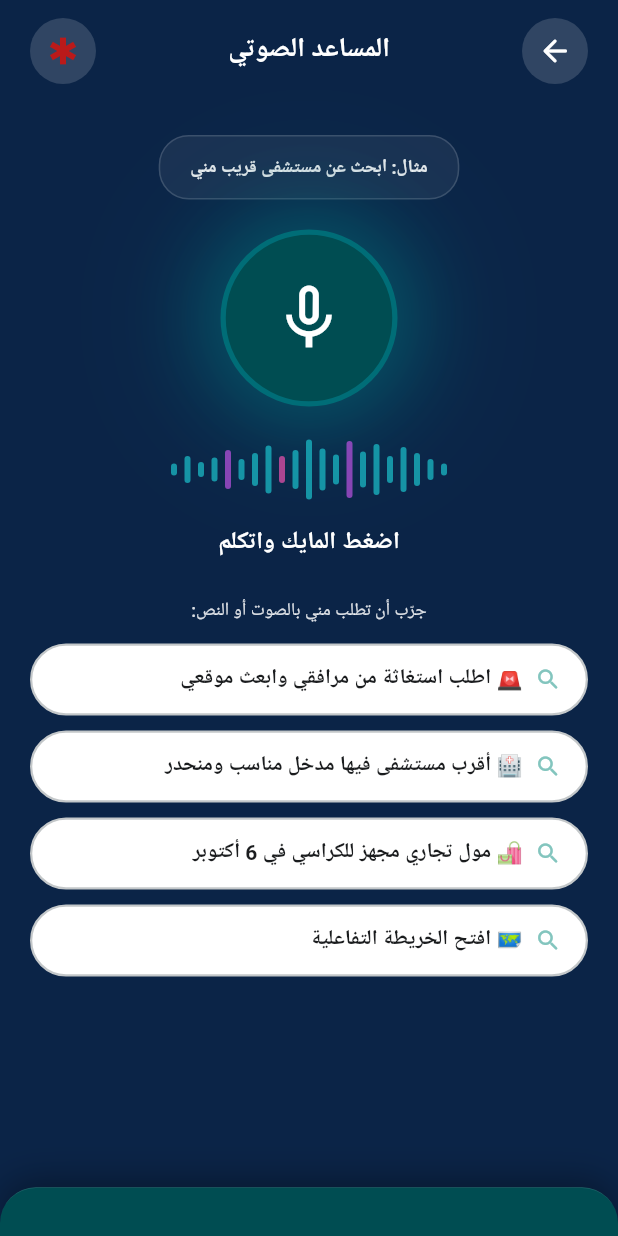
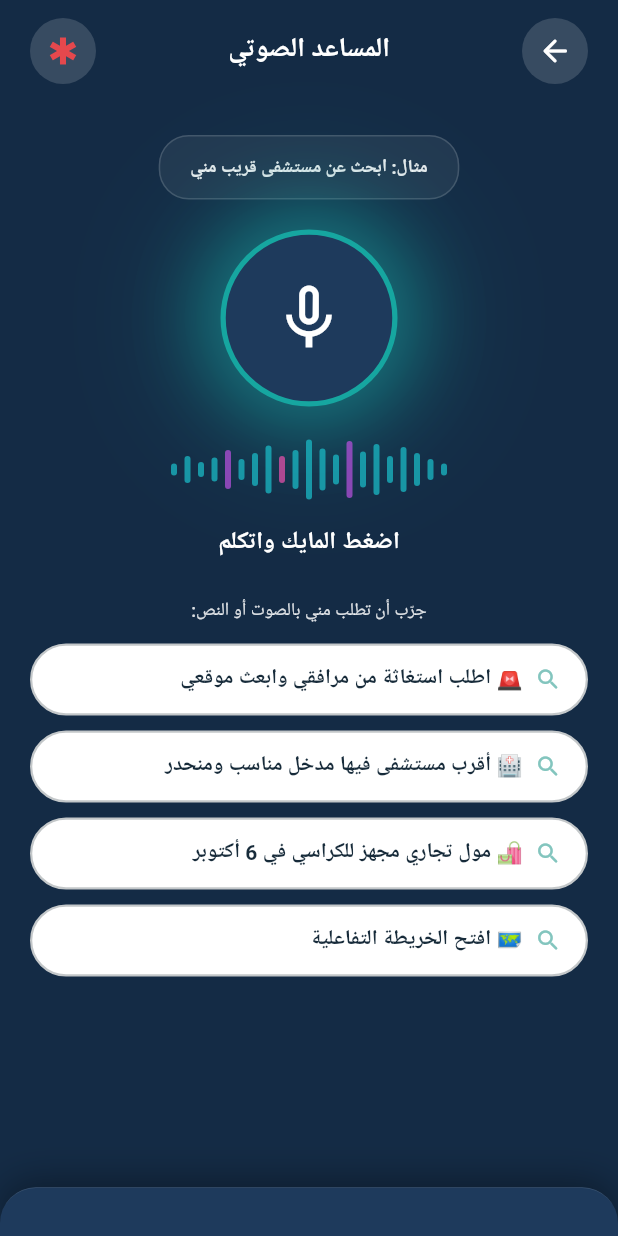
Before and after one commit to Abdulrahman-Mady/ONEWAY, a Flutter app: the VoiceAssistantInterfaceWidget screen opened by its route, on a phone screen of 412 x 824 dp. Run offline on Flutter 3.47's test engine with Material 3 defaults, Android fonts, the phone set to English and light mode, and no system bars; our stand-ins replace auto_size_text, cached_network_image, cloud_firestore, cloud_functions, connectivity_plus, dropdown_button2 and 25 more; missing offline and left inert: json_path, pointer_interceptor; accounts and stored records are empty; Roboto replaces fonts that are missing (Cairo).

Commit message:
theme: align color tokens to ONEWAY design-system spec
Primary teal #16A6A0, navy #142B45, background #F6F8FA,
text #172B3A/#687887, success #16A36A, warning #F59E0B,
error #E5484D. Cairo font already in use.

```diff
--- a/lib/flutter_flow/flutter_flow_theme.dart
+++ b/lib/flutter_flow/flutter_flow_theme.dart
@@ -214,9 +214,9 @@ class LightModeTheme extends FlutterFlowTheme {
   Color get tertiaryColor => tertiary;
 
   // Core Brand Colors - Modern Teal/Blue palette
-  late Color primary = const Color(0xFF006D77);       // Deep teal
+  late Color primary = const Color(0xFF16A6A0);       // Spec secondary teal
   late Color primaryLight = const Color(0xFF0096A3);  // Bright teal
-  late Color primaryDark = const Color(0xFF004D52);   // Dark teal
+  late Color primaryDark = const Color(0xFF0E7C77);   // Dark teal
   late Color secondary = const Color(0xFF83C5BE);     // Soft mint
   late Color secondaryLight = const Color(0xFFEDF6F9); // Very light mint
   late Color secondaryDark = const Color(0xFF52A39B); // Medium teal
@@ -224,10 +224,10 @@ class LightModeTheme extends FlutterFlowTheme {
   late Color tertiaryLight = const Color(0xFFFFD98A); // Light amber
   late Color tertiaryDark = const Color(0xFFE67E22);  // Dark amber
 
-  // ONEWAY redesign - deep navy dusk palette
-  late Color navy = const Color(0xFF0B2447);          // Deep navy (hero backgrounds)
-  late Color navyLight = const Color(0xFF143C6B);     // Lighter navy (cards on navy)
-  late Color navyDark = const Color(0xFF071A33);      // Darkest navy (vignettes)
+  // ONEWAY design-system spec palette
+  late Color navy = const Color(0xFF142B45);          // Spec primary navy
+  late Color navyLight = const Color(0xFF1E3A5C);     // Lighter navy (cards on navy)
+  late Color navyDark = const Color(0xFF0C1B2E);      // Darkest navy (vignettes)
   late Color gold = const Color(0xFFFFC24D);          // Sun gold accent
 
   // Surface Colors
@@ -236,8 +236,8 @@ class LightModeTheme extends FlutterFlowTheme {
   late Color surfaceContainer = const Color(0xFFE8EDEE);
   late Color surfaceContainerHigh = const Color(0xFFDEE3E4);
   late Color surfaceContainerHighest = const Color(0xFFD4D9DA);
-  late Color background = const Color(0xFFFAFCFC);
-  late Color onBackground = const Color(0xFF1A1C1E);
+  late Color background = const Color(0xFFF6F8FA);
+  late Color onBackground = const Color(0xFF172B3A);
 
   // Text Colors
   late Color onPrimary = const Color(0xFFFFFFFF);
@@ -246,25 +246,25 @@ class LightModeTheme extends FlutterFlowTheme {
   late Color onSecondaryContainer = const Color(0xFF002023);
   late Color onSurface = const Color(0xFF1A1C1E);
   late Color onSurfaceVariant = const Color(0xFF424748);
-  late Color primaryText = const Color(0xFF1A1C1E);
-  late Color secondaryText = const Color(0xFF4A4E50);
+  late Color primaryText = const Color(0xFF172B3A);
+  late Color secondaryText = const Color(0xFF687887);
   late Color tertiaryText = const Color(0xFF6B6F71);
   late Color hintText = const Color(0xFF909496);
 
   // State Colors
-  late Color success = const Color(0xFF007A33);
+  late Color success = const Color(0xFF16A36A);
   late Color successContainer = const Color(0xFFD1E7DD);
   late Color onSuccess = const Color(0xFFFFFFFF);
   late Color onSuccessContainer = const Color(0xFF00230B);
-  late Color warning = const Color(0xFF9A6700);
+  late Color warning = const Color(0xFFF59E0B);
   late Color warningContainer = const Color(0xFFFFF3D1);
   late Color onWarning = const Color(0xFFFFFFFF);
   late Color onWarningContainer = const Color(0xFF331D00);
-  late Color error = const Color(0xFFBA1A1A);
+  late Color error = const Color(0xFFE5484D);
   late Color errorContainer = const Color(0xFFFFDAD6);
   late Color onError = const Color(0xFFFFFFFF);
   late Color onErrorContainer = const Color(0xFF410002);
-  late Color info = const Color(0xFF006D77);
+  late Color info = const Color(0xFF16A6A0);
   late Color infoContainer = const Color(0xFFD1E9EB);
   late Color onInfo = const Color(0xFFFFFFFF);
   late Color onInfoContainer = const Color(0xFF002023);
--- a/lib/pages/voice_assistant_interface/voice_assistant_interface_widget.dart
+++ b/lib/pages/voice_assistant_interface/voice_assistant_interface_widget.dart
@@ -591,7 +591,7 @@ class _VoiceAssistantInterfaceWidgetState
                                     height: 118,
                                     decoration: BoxDecoration(
                                       shape: BoxShape.circle,
-                                      color: theme.primaryDark,
+                                      color: theme.navyLight,
                                       boxShadow: [
                                         BoxShadow(
                                           color: theme.primary
@@ -698,7 +698,7 @@ class _VoiceAssistantInterfaceWidgetState
                     Container(
                       padding: const EdgeInsets.all(16),
                       decoration: BoxDecoration(
-                        color: theme.primaryDark,
+                        color: theme.navyLight,
                         borderRadius: const BorderRadius.vertical(
                           top: Radius.circular(24),
                         ),
```
